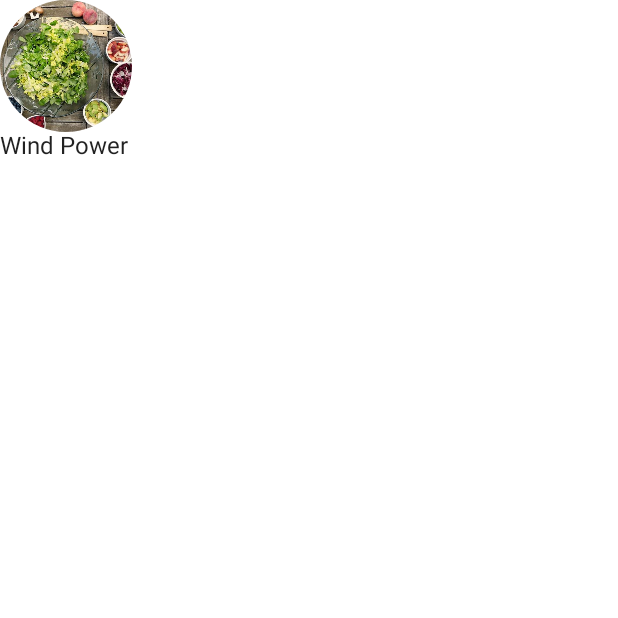
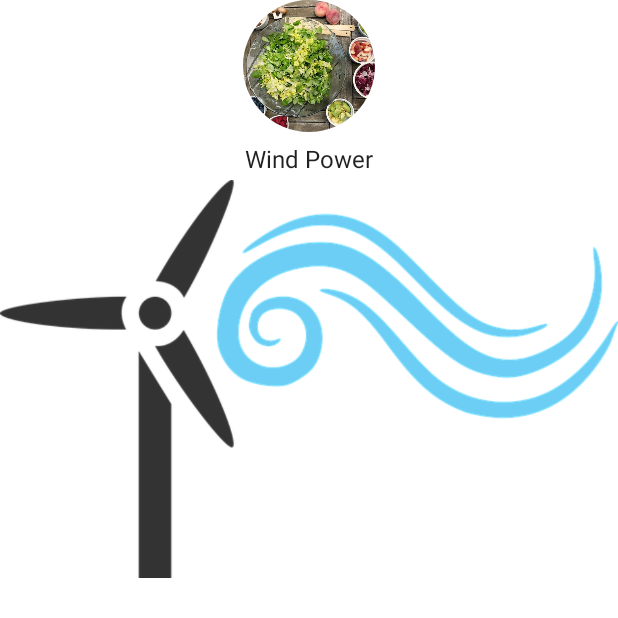
Before and after one commit to Luccien/questionaire02, an Android app built with Jetpack Compose: the screen it shows after launch (MainActivity), on a phone screen of 412 x 824 dp, the top half of it. Run offline under Robolectric (Android 15) with nearby library versions, the phone set to English and light mode, and no system bars.

Commit message:
working on column placement

```diff
--- a/app/src/main/java/de/lu/questionaire02/MainActivity.kt
+++ b/app/src/main/java/de/lu/questionaire02/MainActivity.kt
@@ -2,21 +2,19 @@ package de.lu.questionaire02
 
 
 import androidx.compose.foundation.Image
-import androidx.compose.foundation.layout.Column
 import androidx.compose.ui.res.painterResource
 
 import android.os.Bundle
 import androidx.activity.ComponentActivity
 import androidx.activity.compose.setContent
 import androidx.compose.foundation.Image
-import androidx.compose.foundation.layout.Column
-import androidx.compose.foundation.layout.fillMaxSize
-import androidx.compose.foundation.layout.size
+import androidx.compose.foundation.layout.*
 import androidx.compose.foundation.shape.CircleShape
 import androidx.compose.material.MaterialTheme
 import androidx.compose.material.Surface
 import androidx.compose.material.Text
 import androidx.compose.runtime.Composable
+import androidx.compose.ui.Alignment
 import androidx.compose.ui.Modifier
 import androidx.compose.ui.draw.clip
 import androidx.compose.ui.layout.ContentScale
@@ -37,29 +35,67 @@ class MainActivity : ComponentActivity() {
                     modifier = Modifier.fillMaxSize(),
                     color = MaterialTheme.colors.background
                 ) {
-                    Greeting()
+                    Column(modifier = Modifier.fillMaxSize()) {
+                        Greeting()
+                        //FavoriteCollectionCard()
+                    }
                 }
             }
         }
     }
 }
 
+
+
 @Composable
 fun Greeting(modifier: Modifier = Modifier) {
-Column(modifier) {
+Column(
+    horizontalAlignment = Alignment.CenterHorizontally,
+    modifier = modifier.fillMaxSize()) {
     Image(
         painter = painterResource(id = R.drawable.p1food ),
         contentDescription = null,
         contentScale = ContentScale.Crop,
-        modifier = Modifier.size(88.dp).clip(CircleShape)
+        modifier = Modifier
+            .size(88.dp)
+            .clip(CircleShape)
     )
     Text(
-        stringResource(id = R.string.windPower)
+        stringResource(id = R.string.windPower),
+        //style = MaterialTheme.typography.h3,
+        modifier = Modifier
+            .paddingFromBaseline(top = 24.dp, bottom = 8.dp)
     )
+    FavoriteCollectionCard()
+}
+
 }
 
 
+@Composable
+fun FavoriteCollectionCard(modifier: Modifier = Modifier) {
+    Column(
+        horizontalAlignment = Alignment.CenterHorizontally,
+        modifier = modifier.fillMaxSize()) {
+        Surface(
+            modifier = Modifier.fillMaxSize()
+        ) {
+            Row {
+                Image(
+                    painter = painterResource(id = R.drawable.p1),
+                    contentDescription = null
+                )
+                Text(
+                    stringResource(id = R.string.windPower)
+                )
+            }
+
+        }
+    }
 }
+
+
+
 
 @Preview(showBackground = true)
 @Composable
```
